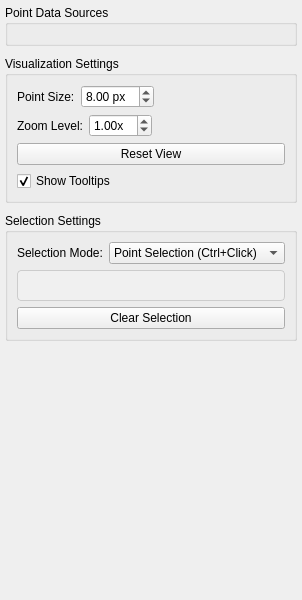
First picture: the form in src/WhiskerToolbox/Analysis_Dashboard/Widgets/SpatialOverlayPlotWidget/SpatialOverlayPlotPropertiesWidget.ui, repository paulmthompson/WhiskerToolbox, before the edit.
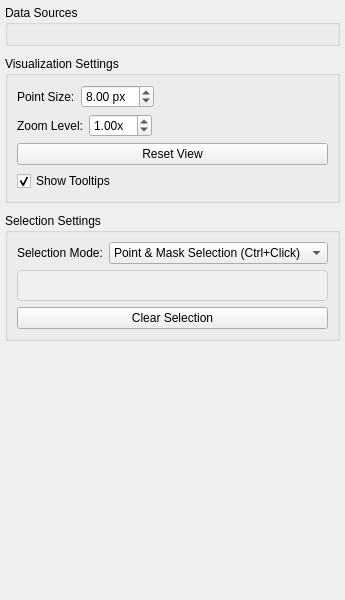
Second picture: the form after the edit. Custom widgets are drawn as their Qt base class.

Commit message: can append points and masks

Patch:
```diff
--- a/src/WhiskerToolbox/Analysis_Dashboard/Widgets/SpatialOverlayPlotWidget/SpatialOverlayPlotPropertiesWidget.ui
+++ b/src/WhiskerToolbox/Analysis_Dashboard/Widgets/SpatialOverlayPlotWidget/SpatialOverlayPlotPropertiesWidget.ui
@@ -32,7 +32,7 @@
    <item>
     <widget class="QGroupBox" name="data_sources_group">
      <property name="title">
-      <string>Point Data Sources</string>
+      <string>Data Sources</string>
      </property>
      <layout class="QVBoxLayout" name="sources_layout">
       <item>
@@ -190,7 +190,7 @@
           </item>
           <item>
            <property name="text">
-            <string>Point Selection (Ctrl+Click)</string>
+            <string>Point &amp; Mask Selection (Ctrl+Click)</string>
            </property>
            <property name="data">
             <number>1</number>
```
The commit also changes 4 other files.
